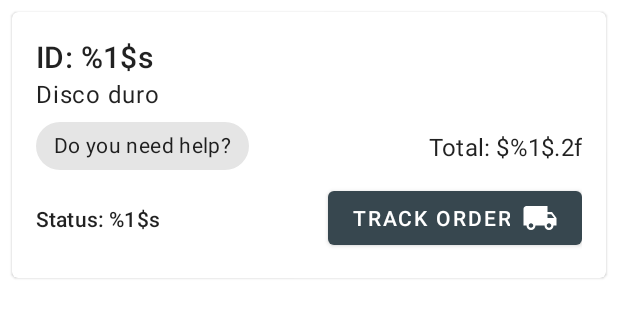
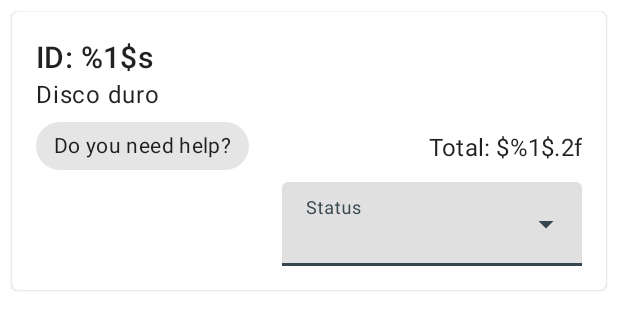
Before and after one commit to Bikcodeh/Nilo-Partner, an Android app: the layout item_order.xml on its own in the app's theme, with its tools: preview values and no code run, on a phone screen of 412 x 824 dp. Shown: the top 330 px of the screen. Run offline under Robolectric (Android 15) with nearby library versions, the phone set to English and light mode, and no system bars.

Commit message:
implements display dropdown menu for status in each order

```diff
--- a/app/src/main/AndroidManifest.xml
+++ b/app/src/main/AndroidManifest.xml
@@ -13,7 +13,8 @@
         android:theme="@style/Theme.NiloPartner">
         <activity
             android:name=".presentation.ui.activity.OrderActivity"
-            android:exported="true" />
+            android:exported="true"
+            android:label="@string/order_title"/>
         <activity
             android:name=".presentation.ui.activity.MainActivity"
             android:exported="true">
--- a/app/src/main/java/com/bikcode/nilopartner/presentation/adapter/OrderAdapter.kt
+++ b/app/src/main/java/com/bikcode/nilopartner/presentation/adapter/OrderAdapter.kt
@@ -4,6 +4,7 @@ import android.content.Context
 import android.view.LayoutInflater
 import android.view.View
 import android.view.ViewGroup
+import android.widget.ArrayAdapter
 import androidx.recyclerview.widget.RecyclerView
 import com.bikcode.nilopartner.R
 import com.bikcode.nilopartner.data.model.OrderDTO
@@ -37,12 +38,13 @@ class OrderAdapter(private val listener: OnOrderListener) :
                 tvId.text = context.getString(R.string.order_id, orderDTO.id)
 
                 val index = statusKeys.indexOf(orderDTO.status)
-                val status = if (index != -1) {
-                    statusValues[index]
+                val statusAdapter = ArrayAdapter(context, android.R.layout.simple_dropdown_item_1line, statusValues)
+                actvStatus.setAdapter(statusAdapter)
+                if(index != -1) {
+                    actvStatus.setText(statusValues[index])
                 } else {
-                    context.getString(R.string.order_status_unknown)
+                    actvStatus.setText(context.getString(R.string.order_status_unknown))
                 }
-                tvStatus.text = context.getString(R.string.status, status)
             }
         }
 
--- a/app/src/main/res/layout/item_order.xml
+++ b/app/src/main/res/layout/item_order.xml
@@ -12,26 +12,23 @@
         android:layout_height="wrap_content"
         android:padding="@dimen/common_padding_default">
 
-        <com.google.android.material.button.MaterialButton
-            android:id="@+id/btnTrack"
-            android:layout_width="wrap_content"
+        <com.google.android.material.textfield.TextInputLayout
+
+            android:id="@+id/tilStatus"
+            android:layout_width="200dp"
             android:layout_height="wrap_content"
-            android:text="@string/track_order"
-            app:icon="@drawable/ic_local_shipping"
-            app:iconGravity="textEnd"
+            android:hint="@string/hint_status"
             app:layout_constraintEnd_toEndOf="parent"
-            app:layout_constraintBottom_toBottomOf="parent" />
+            app:layout_constraintBottom_toBottomOf="parent"
+            style="@style/Widget.MaterialComponents.TextInputLayout.FilledBox.ExposedDropdownMenu">
 
-        <com.google.android.material.textview.MaterialTextView
-            android:id="@+id/tvStatus"
-            android:layout_width="0dp"
-            android:layout_height="wrap_content"
-            android:text="@string/status"
-            android:textAppearance="@style/TextAppearance.MaterialComponents.Subtitle2"
-            app:layout_constraintStart_toStartOf="parent"
-            app:layout_constraintEnd_toStartOf="@+id/btnTrack"
-            app:layout_constraintTop_toTopOf="@id/btnTrack"
-            app:layout_constraintBottom_toBottomOf="@id/btnTrack" />
+            <com.google.android.material.textfield.MaterialAutoCompleteTextView
+                android:id="@+id/actvStatus"
+                android:layout_width="match_parent"
+                android:layout_height="wrap_content"
+                android:inputType="none" />
+
+        </com.google.android.material.textfield.TextInputLayout>
 
         <com.google.android.material.textview.MaterialTextView
             android:id="@+id/tvId"
@@ -60,7 +57,7 @@
             android:text="@string/do_you_need_help"
             app:layout_constraintStart_toStartOf="parent"
             app:layout_constraintTop_toBottomOf="@+id/tvProductNames"
-            app:layout_constraintBottom_toTopOf="@+id/btnTrack"/>
+            app:layout_constraintBottom_toTopOf="@+id/tilStatus"/>
 
         <com.google.android.material.textview.MaterialTextView
             android:id="@+id/tvTotalPrice"
--- a/app/src/main/res/values/strings.xml
+++ b/app/src/main/res/values/strings.xml
@@ -27,4 +27,6 @@
     <string name="status">Status: %1$s</string>
     <string name="order_id">ID: %1$s</string>
     <string name="do_you_need_help">Do you need help?</string>
+    <string name="hint_status">Status</string>
+    <string name="order_title">Order History</string>
 </resources>
```
